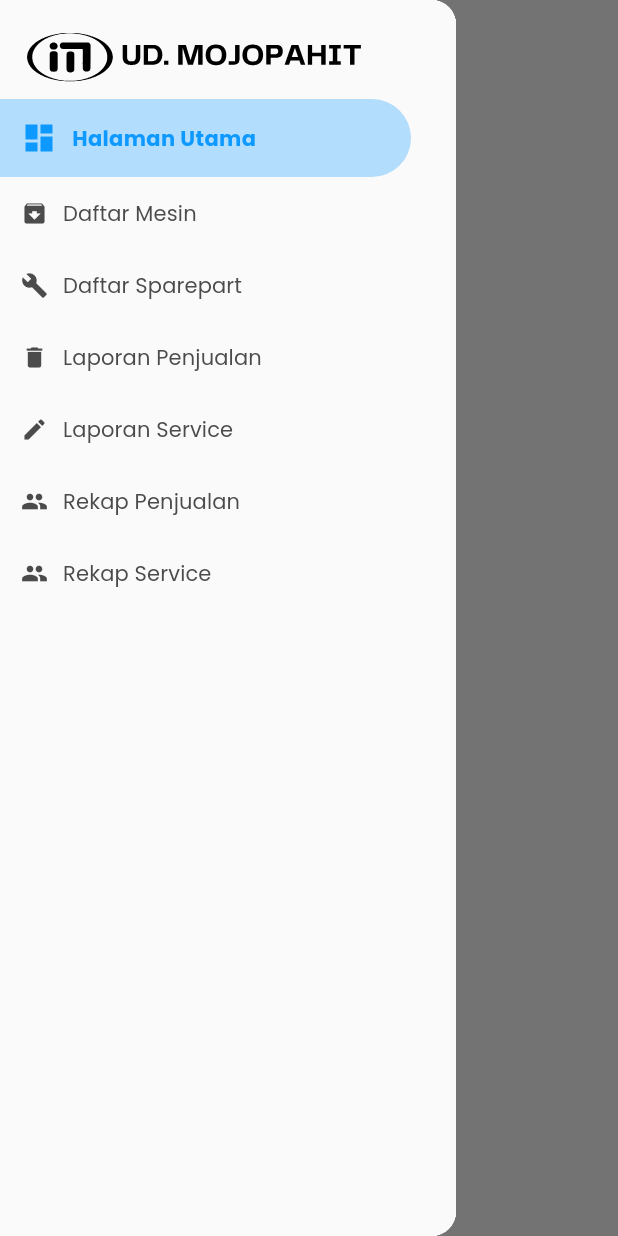
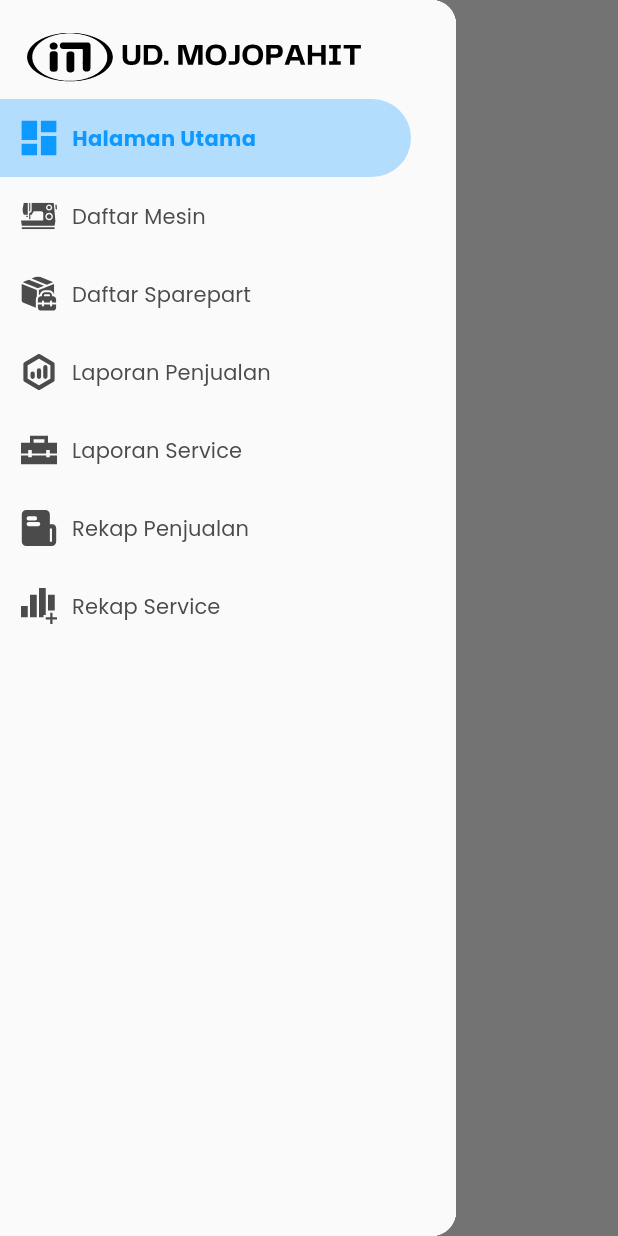
Before and after one commit to FardanAthilla/Project_TA, a Flutter app: the screen it shows after launch, with the side drawer open, on a phone screen of 412 x 824 dp. Run offline on Flutter 3.47's test engine with Material 3 defaults, Android fonts, the light colour scheme and no system bars; our stand-ins replace flutter_svg, get, google_fonts.

Commit message:
feat: [FAH] ubah icon menggunakan svg

```diff
--- a/lib/Page/Sidebar/sidebar.dart
+++ b/lib/Page/Sidebar/sidebar.dart
@@ -1,7 +1,6 @@
 import 'package:flutter/material.dart';
 import 'package:flutter_svg/svg.dart';
 import 'package:get/get.dart';
-import 'package:project_ta/Page/sidebar/gap.dart';
 import 'package:project_ta/Page/home_page/homepage.dart';
 import 'package:project_ta/color.dart';
 
@@ -61,14 +60,34 @@
   Widget buildAppBarTitle(int index) {
     switch (index) {
       case 1:
+        return buildAppbarTitleSearchMesin();
       case 2:
-        return buildAppbarTitleWithSearch();
+        return buildAppbarTitleSearchSparepart();
       default:
         return buildAppbarTitle();
     }
   }
 
-  Widget buildAppbarTitleWithSearch() {
+  Widget buildAppbarTitleSearchMesin() {
+    return Row(
+      children: [
+        SvgPicture.asset(
+          'Assets/logo2.svg',
+          width: 30,
+          height: 30,
+        ),
+        Spacer(),
+        IconButton(
+          icon: Icon(Icons.search, color: Warna.teks),
+          onPressed: () {
+            // Tambahkan logika pencarian di sini
+          },
+        ),
+      ],
+    );
+  }
+
+  Widget buildAppbarTitleSearchSparepart() {
     return Row(
       children: [
         SvgPicture.asset(
@@ -105,13 +124,13 @@
               padding: EdgeInsets.fromLTRB(0, 10.0, 30.0, 10.0),
               children: <Widget>[
                 buildDrawerHeader(),
-                buildDrawerItem(0, 'Halaman Utama', Icons.dashboard),
-                buildDrawerItem(1, 'Daftar Mesin', Icons.archive),
-                buildDrawerItem(2, 'Daftar Sparepart', Icons.build),
-                buildDrawerItem(3, 'Laporan Penjualan', Icons.delete),
-                buildDrawerItem(4, 'Laporan Service', Icons.edit),
-                buildDrawerItem(5, 'Rekap Penjualan', Icons.people),
-                buildDrawerItem(6, 'Rekap Service', Icons.people),
+                buildDrawerItem(0, 'Halaman Utama', 'Assets/dashboard.svg'),
+                buildDrawerItem(1, 'Daftar Mesin', 'Assets/sewingmachine.svg'),
+                buildDrawerItem(2, 'Daftar Sparepart', 'Assets/sparepart.svg'),
+                buildDrawerItem(3, 'Laporan Penjualan', 'Assets/laporanpenjualan.svg'),
+                buildDrawerItem(4, 'Laporan Service', 'Assets/laporanservice.svg'),
+                buildDrawerItem(5, 'Rekap Penjualan', 'Assets/rekappenjualan.svg'),
+                buildDrawerItem(6, 'Rekap Service', 'Assets/rekapservice.svg'),
               ],
             );
           },
@@ -133,7 +152,7 @@
     );
   }
 
-  Widget buildDrawerItem(int index, String title, IconData icon) {
+  Widget buildDrawerItem(int index, String title, String iconPath) {
     final navigationController = Get.put(NavigationController());
 
     return navigationController.selectedIndex.value == index
@@ -148,7 +167,12 @@
             ),
             child: Row(
               children: [
-                Icon(icon, color: Warna.main),
+                SvgPicture.asset(
+                iconPath,
+                width: 24,
+                height: 24,
+                color: Warna.main,
+              ),
                 SizedBox(width: 10),
                 Text(
                   title,
@@ -177,7 +201,12 @@
             ),
             child: Row(
               children: [
-                Icon(icon, color: Warna.teks),
+                SvgPicture.asset(
+                iconPath,
+                width: 24,
+                height: 24,
+                color: Warna.teks,
+              ),
                 SizedBox(width: 10),
                 Text(
                   title,
--- a/pubspec.yaml
+++ b/pubspec.yaml
@@ -12,7 +12,6 @@
   get:
   flutter_svg:
   google_fonts:
-  font_awesome_flutter: ^10.7.0
 
 dev_dependencies:
   flutter_test:
```
Also changed, not shown: Assets/dashboard.svg (added), Assets/laporanpenjualan.svg (added), Assets/laporanservice.svg (added), Assets/logo.png (deleted), Assets/logo2.png (deleted), Assets/rekappenjualan.svg (added), Assets/rekapservice.svg (added), Assets/sewingmachine.svg (added), Assets/sparepart.svg (added), pubspec.lock.
